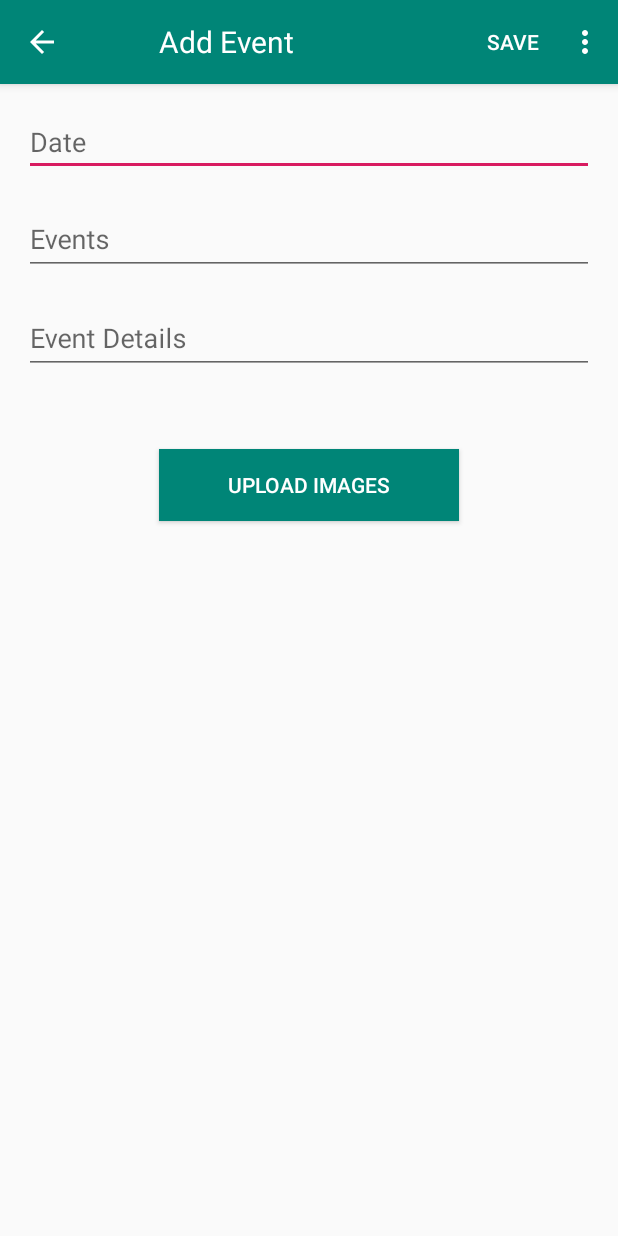
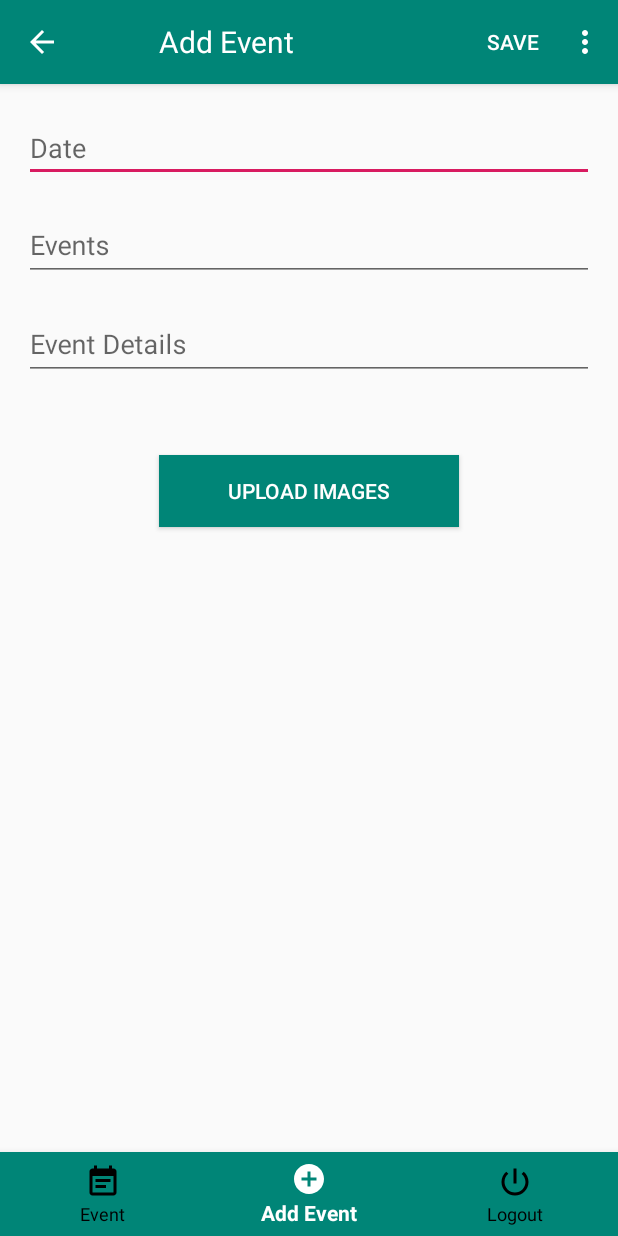
Before and after one commit to mercy-wumi/EDiary, an Android app: the Event screen opened directly, with no data from a screen before it, on a phone screen of 412 x 824 dp. Run offline under Robolectric (Android 15) with nearby library versions, the phone set to English and light mode, and no system bars; our stand-ins replace Firebase (no records; nobody signed in at launch, a user with empty details on screens opened directly), Picasso.

Commit message:
added bottom navigation

```diff
--- a/app/build.gradle
+++ b/app/build.gradle
@@ -33,6 +33,8 @@ dependencies {
     implementation 'androidx.gridlayout:gridlayout:1.0.0'
     implementation 'androidx.legacy:legacy-support-v4:1.0.0'
     implementation 'androidx.viewpager2:viewpager2:1.0.0'
+    implementation 'androidx.navigation:navigation-fragment:2.3.0'
+    implementation 'androidx.navigation:navigation-ui:2.3.0'
     testImplementation 'junit:junit:4.12'
     androidTestImplementation 'androidx.test:runner:1.1.1'
     androidTestImplementation 'androidx.test.espresso:espresso-core:3.1.1'
--- a/app/src/main/AndroidManifest.xml
+++ b/app/src/main/AndroidManifest.xml
@@ -9,7 +9,7 @@
         android:roundIcon="@mipmap/ic_launcher_round"
         android:supportsRtl="true"
         android:theme="@style/AppTheme">
-        <activity android:name=".MoreStory"></activity>
+        <activity android:name=".MoreStory" />
         <activity android:name=".EventList" /> <!-- android:label="EventList" -->
         <!-- android:parentActivityName=".MainActivity"> -->
         <!-- <meta-data -->
--- a/app/src/main/java/com/example/e_diary/Event.java
+++ b/app/src/main/java/com/example/e_diary/Event.java
@@ -25,6 +25,7 @@ import android.widget.Toast;
 
 
 import com.google.android.gms.tasks.OnSuccessListener;
+import com.google.android.material.bottomnavigation.BottomNavigationView;
 import com.google.android.material.textfield.TextInputEditText;
 import com.google.firebase.database.DatabaseReference;
 import com.google.firebase.database.FirebaseDatabase;
@@ -63,6 +64,27 @@ public class Event extends AppCompatActivity {
         super.onCreate(savedInstanceState);
         setContentView(R.layout.activity_event);
 
+        BottomNavigationView bottomNav = findViewById(R.id.btmNav);
+        bottomNav.setSelectedItemId(R.id.insert_menu);
+        bottomNav.setOnNavigationItemSelectedListener(new BottomNavigationView.OnNavigationItemSelectedListener() {
+            @Override
+            public boolean onNavigationItemSelected(@NonNull MenuItem menuItem) {
+                switch (menuItem.getItemId()){
+                    case  R.id.event_menu:
+                        startActivity(new Intent(getApplicationContext(), EventList.class));
+                        overridePendingTransition(0,0);
+                        return true;
+                    case  R.id.insert_menu:
+                        return true;
+                    case  R.id.logout_menu:
+                        startActivity(new Intent(getApplicationContext(), Signin.class));
+                        overridePendingTransition(0,0);
+                        return true;
+                }
+                return false;
+            }
+        });
+
         FirebaseUtil.openFbReference("EventInput");
         mFirebaseDatabase=  FirebaseUtil.mFirebaseDatabase;
         mDatabaseReference=  FirebaseUtil.mDatabaseReference;
@@ -79,7 +101,7 @@ public class Event extends AppCompatActivity {
 //        eventDate.setText(intent.getExtras().getString("date"));
 //        eventDetails.setText(intent.getExtras().getString("description"));
 
-        //EventInput event_input= (EventInput) intent.getSerializableExtra("Event");
+        EventInput event_input= (EventInput) intent.getSerializableExtra("Event");
 
         /**guess the if statement should be removed */
         if (event_input == null){
--- a/app/src/main/java/com/example/e_diary/RecyclerViewAdapter.java
+++ b/app/src/main/java/com/example/e_diary/RecyclerViewAdapter.java
@@ -115,8 +115,8 @@ public class RecyclerViewAdapter extends RecyclerView.Adapter<RecyclerViewAdapte
             int position = getAdapterPosition();
             Log.d("click", String.valueOf(position));
             EventInput selectedEvent= event.get(position);
-            Intent intent= new Intent(view.getContext(), MoreStory.class);
-            //Intent intent= new Intent(view.getContext(), Event.class);
+//            Intent intent= new Intent(view.getContext(), MoreStory.class);
+            Intent intent= new Intent(view.getContext(), Event.class);
             intent.putExtra("Event", selectedEvent);
             view.getContext().startActivity(intent);
         }
--- a/app/src/main/java/com/example/e_diary/Signin.java
+++ b/app/src/main/java/com/example/e_diary/Signin.java
@@ -33,6 +33,7 @@ import androidx.appcompat.widget.Toolbar;
 import android.content.Intent;
 import android.os.Bundle;
 import android.text.TextUtils;
+import android.view.MenuItem;
 import android.view.View;
 import android.widget.Button;
 import android.widget.EditText;
@@ -40,6 +41,7 @@ import android.widget.Toast;
 
 import com.google.android.gms.tasks.OnCompleteListener;
 import com.google.android.gms.tasks.Task;
+import com.google.android.material.bottomnavigation.BottomNavigationView;
 import com.google.firebase.auth.AuthResult;
 import com.google.firebase.auth.FirebaseAuth;
 import com.google.firebase.auth.FirebaseUser;
--- /dev/null
+++ b/app/src/main/res/drawable/ic_baseline_add_circle_24.xml
@@ -0,0 +1,10 @@
+<vector xmlns:android="http://schemas.android.com/apk/res/android"
+    android:width="24dp"
+    android:height="24dp"
+    android:viewportWidth="24"
+    android:viewportHeight="24"
+    android:tint="?attr/colorControlNormal">
+  <path
+      android:fillColor="@android:color/white"
+      android:pathData="M12,2C6.48,2 2,6.48 2,12s4.48,10 10,10 10,-4.48 10,-10S17.52,2 12,2zM17,13h-4v4h-2v-4L7,13v-2h4L11,7h2v4h4v2z"/>
+</vector>
--- /dev/null
+++ b/app/src/main/res/drawable/ic_baseline_event_note_24.xml
@@ -0,0 +1,10 @@
+<vector xmlns:android="http://schemas.android.com/apk/res/android"
+    android:width="24dp"
+    android:height="24dp"
+    android:viewportWidth="24"
+    android:viewportHeight="24"
+    android:tint="?attr/colorControlNormal">
+  <path
+      android:fillColor="@android:color/white"
+      android:pathData="M17,10L7,10v2h10v-2zM19,3h-1L18,1h-2v2L8,3L8,1L6,1v2L5,3c-1.11,0 -1.99,0.9 -1.99,2L3,19c0,1.1 0.89,2 2,2h14c1.1,0 2,-0.9 2,-2L21,5c0,-1.1 -0.9,-2 -2,-2zM19,19L5,19L5,8h14v11zM14,14L7,14v2h7v-2z"/>
+</vector>
--- /dev/null
+++ b/app/src/main/res/drawable/ic_baseline_power_settings_new_24.xml
@@ -0,0 +1,10 @@
+<vector xmlns:android="http://schemas.android.com/apk/res/android"
+    android:width="24dp"
+    android:height="24dp"
+    android:viewportWidth="24"
+    android:viewportHeight="24"
+    android:tint="?attr/colorControlNormal">
+  <path
+      android:fillColor="@android:color/white"
+      android:pathData="M13,3h-2v10h2L13,3zM17.83,5.17l-1.42,1.42C17.99,7.86 19,9.81 19,12c0,3.87 -3.13,7 -7,7s-7,-3.13 -7,-7c0,-2.19 1.01,-4.14 2.58,-5.42L6.17,5.17C4.23,6.82 3,9.26 3,12c0,4.97 4.03,9 9,9s9,-4.03 9,-9c0,-2.74 -1.23,-5.18 -3.17,-6.83z"/>
+</vector>
--- /dev/null
+++ b/app/src/main/res/drawable/selector.xml
@@ -0,0 +1,12 @@
+<?xml version="1.0" encoding="utf-8"?>
+<selector xmlns:android="http://schemas.android.com/apk/res/android">
+
+    <item
+        android:state_selected="true"
+        android:color="@android:color/white"/>
+
+    <item
+        android:state_selected="false"
+        android:color="@android:color/black"/>
+
+</selector>
--- a/app/src/main/res/layout/activity_event.xml
+++ b/app/src/main/res/layout/activity_event.xml
@@ -1,5 +1,5 @@
 <?xml version="1.0" encoding="utf-8"?>
-<LinearLayout xmlns:android="http://schemas.android.com/apk/res/android"
+<RelativeLayout xmlns:android="http://schemas.android.com/apk/res/android"
     xmlns:app="http://schemas.android.com/apk/res-auto"
     xmlns:tools="http://schemas.android.com/tools"
     android:layout_width="match_parent"
@@ -35,7 +35,8 @@
         android:layout_width="match_parent"
         android:layout_height="match_parent"
         android:padding="16dp"
-        android:orientation="vertical">
+        android:orientation="vertical"
+        android:layout_marginTop="60dp">
 
         <EditText
             android:id="@+id/event_date"
@@ -97,4 +98,15 @@
             tools:src="@android:color/transparent" />
     </LinearLayout>
 
-</LinearLayout>
+    <com.google.android.material.bottomnavigation.BottomNavigationView
+        android:layout_width="match_parent"
+        android:layout_height="wrap_content"
+        android:id="@+id/btmNav"
+        app:itemBackground="@color/colorPrimary"
+        app:itemTextColor="@drawable/selector"
+        app:itemIconTint="@drawable/selector"
+        app:menu="@menu/event_list_menu"
+        android:layout_alignParentBottom="true"
+        />
+
+</RelativeLayout>
--- a/app/src/main/res/menu/event_list_menu.xml
+++ b/app/src/main/res/menu/event_list_menu.xml
@@ -1,10 +1,20 @@
 <?xml version="1.0" encoding="utf-8"?>
 <menu xmlns:android="http://schemas.android.com/apk/res/android"
     xmlns:app="http://schemas.android.com/apk/res-auto">
+
+    <item android:id="@+id/event_menu"
+        android:title="Event"
+        android:icon="@drawable/ic_baseline_event_note_24"
+        />
+
     <item android:id="@+id/insert_menu"
         android:title="@string/add_event"
-        app:showAsAction="never"/>
+        android:icon="@drawable/ic_baseline_add_circle_24"
+        />
+
     <item android:id="@+id/logout_menu"
         android:title="@string/logout"
-        app:showAsAction="never"/>
+        android:icon="@drawable/ic_baseline_power_settings_new_24"
+        />
+
 </menu>
--- a/app/src/main/res/menu/main_menu.xml
+++ b/app/src/main/res/menu/main_menu.xml
@@ -6,11 +6,13 @@
         android:id="@+id/save_menu"
         android:title="Save"
         app:showAsAction="always"/>
-<!--    <item-->
-<!--        android:id="@+id/edit_menu"-->
-<!--        android:title="Edit"/>-->
+
     <item
         android:id="@+id/delete_menu"
         android:title="Delete"
         app:showAsAction="never"/>
+    <item
+        android:id="@+id/share_menu"
+        android:title="Share"
+        app:showAsAction="never"/>
 </menu>
```
Also changed, not shown: app/src/main/java/com/example/e_diary/EventList.java (+50 -36 lines), app/src/main/java/com/example/e_diary/MoreStory.java (+33 -0 lines), app/src/main/res/layout/activity_event_list.xml (+26 -8 lines), app/src/main/res/navigation/nav_graph.xml (added, +28 -0 lines), app/src/main/res/values/strings.xml (+9 -0 lines), app/src/main/res/values/styles.xml (+9 -4 lines).
